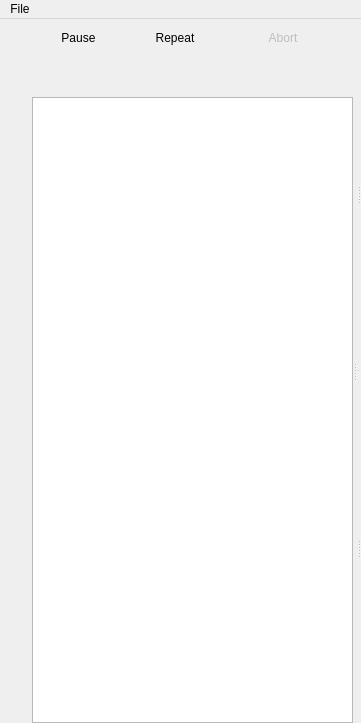
labscript-suite/blacs, file main.ui: the form before one commit.
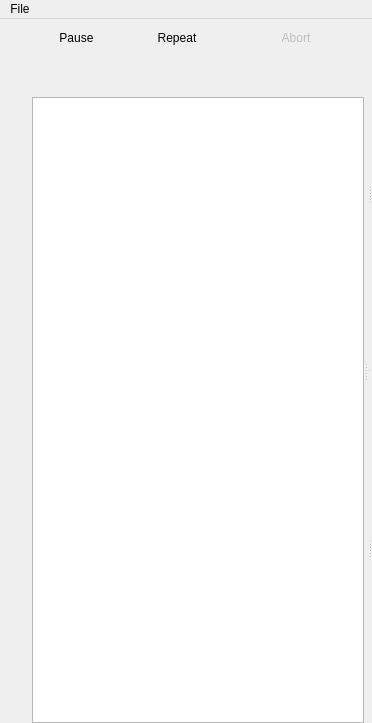
The form after the commit. Icons and pictures are not drawn. Custom widgets are drawn as their Qt base class.

Commit message:
feature2: Split queue status label into two labels on different lines, one for the status and one for the shot name, to help with eliding text sensibly.
Disable word wrap on status label.
Shrink status messages to make them less likely to require elision.

Move delete button next to TreeView

Remove indentation from TreeView.

```diff
--- a/main.ui
+++ b/main.ui
@@ -6,7 +6,7 @@
    <rect>
     <x>0</x>
     <y>0</y>
-    <width>361</width>
+    <width>372</width>
     <height>723</height>
    </rect>
   </property>
@@ -156,7 +156,7 @@
             <item>
              <layout class="QHBoxLayout" name="queue_controls_horizontalLayout">
               <property name="spacing">
-               <number>0</number>
+               <number>6</number>
               </property>
               <item>
                <spacer name="horizontalSpacer_2">
@@ -303,21 +303,12 @@
             </item>
             <item>
              <widget class="QLabel" name="queue_status">
-              <property name="sizePolicy">
-               <sizepolicy hsizetype="Preferred" vsizetype="Preferred">
-                <horstretch>0</horstretch>
-                <verstretch>0</verstretch>
-               </sizepolicy>
-              </property>
               <property name="text">
                <string/>
               </property>
               <property name="alignment">
                <set>Qt::AlignCenter</set>
               </property>
-              <property name="wordWrap">
-               <bool>true</bool>
-              </property>
              </widget>
             </item>
             <item>
@@ -609,7 +600,7 @@
     <rect>
      <x>0</x>
      <y>0</y>
-     <width>361</width>
+     <width>372</width>
      <height>28</height>
     </rect>
    </property>
```
The commit also changes 3 other files.
